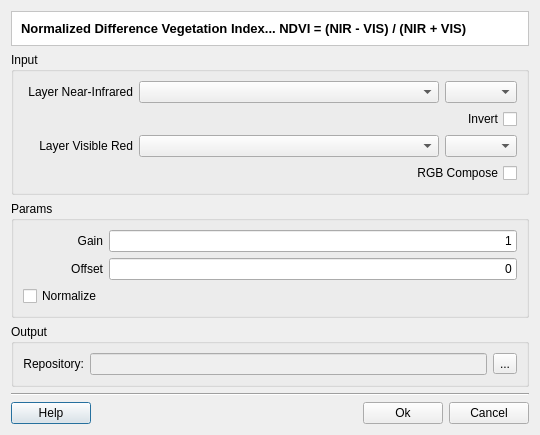
Before: the Qt Designer form src/tv5plugins/forestMonitor/qt/ui/NDVIDialogForm.ui in ericabreu82/tv5_plugins, drawn with Qt 5.
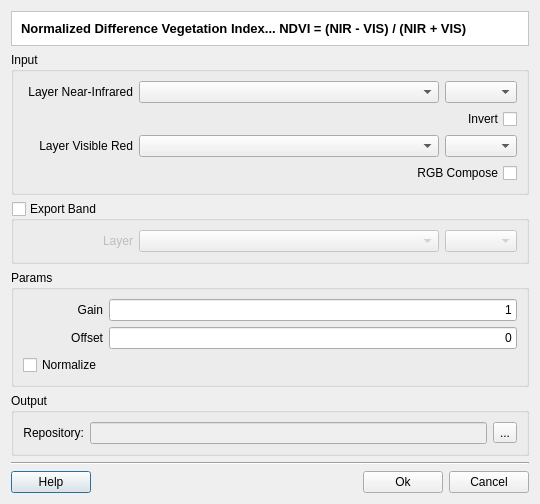
After: the same form once the commit is applied.

What changed in the file:
```diff
--- a/src/tv5plugins/forestMonitor/qt/ui/NDVIDialogForm.ui
+++ b/src/tv5plugins/forestMonitor/qt/ui/NDVIDialogForm.ui
@@ -7,7 +7,7 @@
     <x>0</x>
     <y>0</y>
     <width>535</width>
-    <height>408</height>
+    <height>467</height>
    </rect>
   </property>
   <property name="windowTitle">
@@ -19,6 +19,103 @@
    </property>
    <item row="0" column="0">
     <layout class="QGridLayout" name="gridLayout_13">
+     <item row="4" column="0">
+      <widget class="QGroupBox" name="groupBox_2">
+       <property name="sizePolicy">
+        <sizepolicy hsizetype="Preferred" vsizetype="Preferred">
+         <horstretch>0</horstretch>
+         <verstretch>0</verstretch>
+        </sizepolicy>
+       </property>
+       <property name="title">
+        <string>Output</string>
+       </property>
+       <property name="flat">
+        <bool>true</bool>
+       </property>
+       <layout class="QGridLayout" name="gridLayout_8">
+        <item row="0" column="0">
+         <layout class="QGridLayout" name="gridLayout_7">
+          <item row="0" column="0">
+           <widget class="QLabel" name="label_6">
+            <property name="text">
+             <string>Repository:</string>
+            </property>
+            <property name="alignment">
+             <set>Qt::AlignRight|Qt::AlignTrailing|Qt::AlignVCenter</set>
+            </property>
+           </widget>
+          </item>
+          <item row="0" column="1">
+           <widget class="QLineEdit" name="m_repositoryLineEdit">
+            <property name="enabled">
+             <bool>false</bool>
+            </property>
+           </widget>
+          </item>
+          <item row="0" column="2">
+           <widget class="QToolButton" name="m_targetFileToolButton">
+            <property name="minimumSize">
+             <size>
+              <width>0</width>
+              <height>0</height>
+             </size>
+            </property>
+            <property name="text">
+             <string>...</string>
+            </property>
+           </widget>
+          </item>
+         </layout>
+        </item>
+       </layout>
+      </widget>
+     </item>
+     <item row="5" column="0">
+      <layout class="QGridLayout" name="gridLayout_5">
+       <item row="0" column="0" colspan="4">
+        <widget class="Line" name="line">
+         <property name="orientation">
+          <enum>Qt::Horizontal</enum>
+         </property>
+        </widget>
+       </item>
+       <item row="1" column="0">
+        <widget class="QPushButton" name="m_helpPushButton">
+         <property name="text">
+          <string>Help</string>
+         </property>
+        </widget>
+       </item>
+       <item row="1" column="1">
+        <spacer name="horizontalSpacer">
+         <property name="orientation">
+          <enum>Qt::Horizontal</enum>
+         </property>
+         <property name="sizeHint" stdset="0">
+          <size>
+           <width>40</width>
+           <height>20</height>
+          </size>
+         </property>
+        </spacer>
+       </item>
+       <item row="1" column="2">
+        <widget class="QPushButton" name="m_okPushButton">
+         <property name="text">
+          <string>Ok</string>
+         </property>
+        </widget>
+       </item>
+       <item row="1" column="3">
+        <widget class="QPushButton" name="m_cancelPushButton">
+         <property name="text">
+          <string>Cancel</string>
+         </property>
+        </widget>
+       </item>
+      </layout>
+     </item>
      <item row="0" column="0">
       <widget class="QFrame" name="frame">
        <property name="styleSheet">
@@ -162,7 +259,7 @@
        </layout>
       </widget>
      </item>
-     <item row="2" column="0">
+     <item row="3" column="0">
       <widget class="QGroupBox" name="groupBox_3">
        <property name="title">
         <string>Params</string>
@@ -248,27 +345,33 @@
        </layout>
       </widget>
      </item>
-     <item row="3" column="0">
-      <widget class="QGroupBox" name="groupBox_2">
-       <property name="sizePolicy">
-        <sizepolicy hsizetype="Preferred" vsizetype="Preferred">
-         <horstretch>0</horstretch>
-         <verstretch>0</verstretch>
-        </sizepolicy>
-       </property>
+     <item row="2" column="0">
+      <widget class="QGroupBox" name="m_exportGroupBox">
        <property name="title">
-        <string>Output</string>
+        <string>Export Band</string>
        </property>
        <property name="flat">
         <bool>true</bool>
        </property>
-       <layout class="QGridLayout" name="gridLayout_8">
+       <property name="checkable">
+        <bool>true</bool>
+       </property>
+       <property name="checked">
+        <bool>false</bool>
+       </property>
+       <layout class="QGridLayout" name="gridLayout_16">
         <item row="0" column="0">
-         <layout class="QGridLayout" name="gridLayout_7">
+         <layout class="QGridLayout" name="gridLayout_15">
           <item row="0" column="0">
-           <widget class="QLabel" name="label_6">
+           <widget class="QLabel" name="label_3">
+            <property name="minimumSize">
+             <size>
+              <width>110</width>
+              <height>0</height>
+             </size>
+            </property>
             <property name="text">
-             <string>Repository:</string>
+             <string>Layer</string>
             </property>
             <property name="alignment">
              <set>Qt::AlignRight|Qt::AlignTrailing|Qt::AlignVCenter</set>
@@ -276,75 +379,29 @@
            </widget>
           </item>
           <item row="0" column="1">
-           <widget class="QLineEdit" name="m_repositoryLineEdit">
-            <property name="enabled">
-             <bool>false</bool>
+           <widget class="QComboBox" name="m_exportLayerComboBox">
+            <property name="sizePolicy">
+             <sizepolicy hsizetype="MinimumExpanding" vsizetype="Fixed">
+              <horstretch>0</horstretch>
+              <verstretch>0</verstretch>
+             </sizepolicy>
+            </property>
+            <property name="minimumSize">
+             <size>
+              <width>300</width>
+              <height>0</height>
+             </size>
             </property>
            </widget>
           </item>
           <item row="0" column="2">
-           <widget class="QToolButton" name="m_targetFileToolButton">
-            <property name="minimumSize">
-             <size>
-              <width>0</width>
-              <height>0</height>
-             </size>
-            </property>
-            <property name="text">
-             <string>...</string>
-            </property>
-           </widget>
+           <widget class="QComboBox" name="m_exportBandComboBox"/>
           </item>
          </layout>
         </item>
        </layout>
       </widget>
      </item>
-     <item row="4" column="0">
-      <layout class="QGridLayout" name="gridLayout_5">
-       <item row="0" column="0" colspan="4">
-        <widget class="Line" name="line">
-         <property name="orientation">
-          <enum>Qt::Horizontal</enum>
-         </property>
-        </widget>
-       </item>
-       <item row="1" column="0">
-        <widget class="QPushButton" name="m_helpPushButton">
-         <property name="text">
-          <string>Help</string>
-         </property>
-        </widget>
-       </item>
-       <item row="1" column="1">
-        <spacer name="horizontalSpacer">
-         <property name="orientation">
-          <enum>Qt::Horizontal</enum>
-         </property>
-         <property name="sizeHint" stdset="0">
-          <size>
-           <width>40</width>
-           <height>20</height>
-          </size>
-         </property>
-        </spacer>
-       </item>
-       <item row="1" column="2">
-        <widget class="QPushButton" name="m_okPushButton">
-         <property name="text">
-          <string>Ok</string>
-         </property>
-        </widget>
-       </item>
-       <item row="1" column="3">
-        <widget class="QPushButton" name="m_cancelPushButton">
-         <property name="text">
-          <string>Cancel</string>
-         </property>
-        </widget>
-       </item>
-      </layout>
-     </item>
     </layout>
    </item>
   </layout>
```
Left out of the diff: 21 changed lines with no effect on the pictures.
